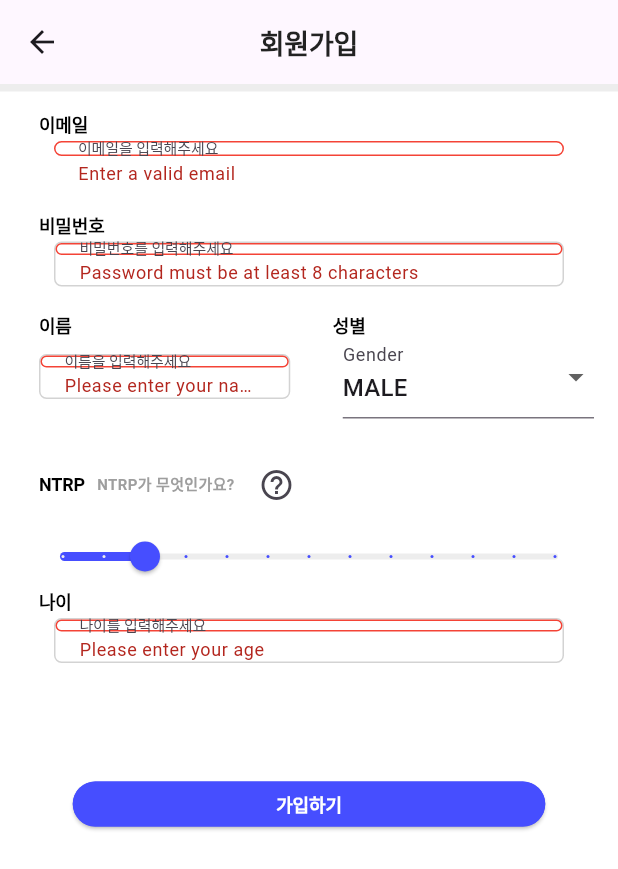
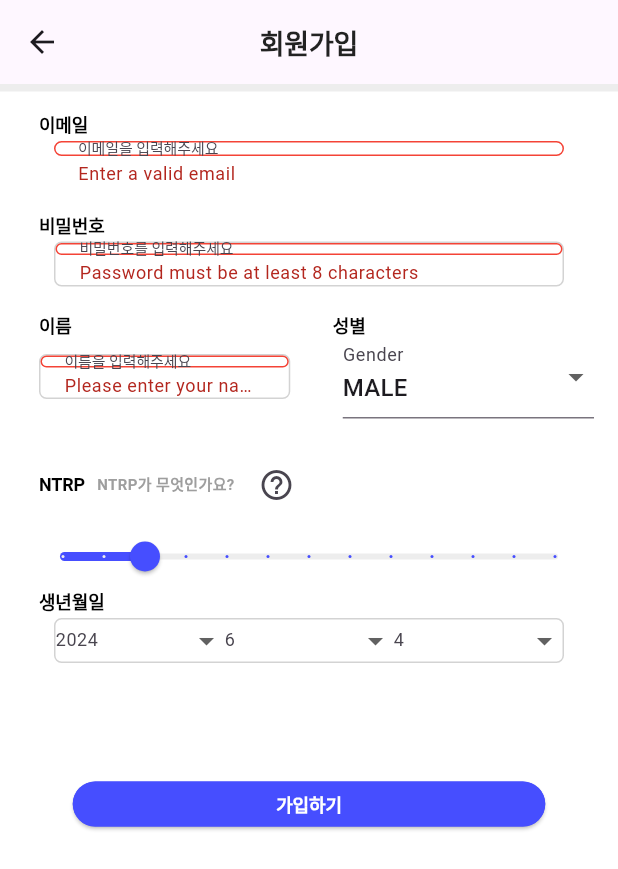
Before and after one commit to JolUpHoSoIn-sd24/tennisfunapp, a Flutter app: the SignUpScreen screen opened by its route, after a tap on "가입하기", on a phone screen of 412 x 824 dp. Shown: the top 869 px of the screen. Run offline on Flutter 3.47's test engine with Material 3 defaults, Android fonts, the phone set to English and light mode, and no system bars; our stand-ins replace flutter_card_swiper, flutter_svg, shared_preferences; accounts and stored records are empty; Roboto replaces fonts that are missing (Pretendard).

Commit message:
fix : user register age- > birthdate

```diff
--- a/lib/screens/signup/sign_up_screen.dart
+++ b/lib/screens/signup/sign_up_screen.dart
@@ -12,38 +12,44 @@ class _SignUpScreenState extends State<SignUpScreen> {
   String password = '';
   String name = '';
   double ntrp = 2.0; // Default NTRP value
-  int age = 20; // Default age
+  String birthDate = ''; // 생년월일 필드
   String gender = 'MALE'; // Default gender
 
   bool _isFocused = false;
   final AuthService _authService = AuthService();
 
+  int selectedYear = DateTime.now().year;
+  int selectedMonth = DateTime.now().month;
+  int selectedDay = DateTime.now().day;
+
+  List<int> years = List<int>.generate(100, (int index) => DateTime.now().year - index);
+  List<int> months = List<int>.generate(12, (int index) => index + 1);
+  List<int> days = List<int>.generate(31, (int index) => index + 1);
+
   void _submitForm() async {
     if (_formKey.currentState!.validate()) {
       _formKey.currentState!.save();
+      birthDate = '$selectedYear-${selectedMonth.toString().padLeft(2, '0')}-${selectedDay.toString().padLeft(2, '0')}';
       try {
         var response = await _authService.register(
           email: email,
           name: name,
           password: password,
           ntrp: ntrp,
-          age: age,
+          birthDate: birthDate,
           gender: gender,
         );
 
-        // Add a null check on response and isSuccess
         if (response != null && response['isSuccess'] == true) {
           print("SUCCESS");
           Navigator.pushNamed(context, '/signupSuccess');
         } else {
-          // Handle the case where isSuccess is not true or response is null
           String message = response?['message'] ?? 'Unknown error occurred';
           ScaffoldMessenger.of(context).showSnackBar(
             SnackBar(content: Text(message)),
           );
         }
       } catch (e) {
-        // Catch any other exceptions that might occur during the registration process
         ScaffoldMessenger.of(context).showSnackBar(
           SnackBar(content: Text('Failed to register: $e')),
         );
@@ -95,10 +101,10 @@ class _SignUpScreenState extends State<SignUpScreen> {
                   ),
                   const SizedBox(height: 20),
                   FormFieldLabel('NTRP'),
-                  NtrpSlider_singup(),
-                  FormFieldLabel('나이'),
+                  NtrpSlider_signup(),
+                  FormFieldLabel('생년월일'),
                   const SizedBox(height: 5),
-                  AgeFormField_signup(),
+                  BirthdateFormField_signup(), // 생년월일 입력 필드
                   const SizedBox(height: 70),
                   RegisterButton_signup(),
                 ],
@@ -208,7 +214,7 @@ class _SignUpScreenState extends State<SignUpScreen> {
     );
   }
 
-  Container AgeFormField_signup() {
+  Container BirthdateFormField_signup() {
     return Container(
       width: 340,
       height: 30,
@@ -218,50 +224,75 @@ class _SignUpScreenState extends State<SignUpScreen> {
           borderRadius: BorderRadius.circular(5),
         ),
       ),
-        child: TextFormField(
-          keyboardType: TextInputType.number,
-          style: TextStyle(
-            color: Color(0xFF919191),
-            fontSize: 10,
-            fontFamily: 'Pretendard',
-            fontWeight: FontWeight.w400,
-            height: 1.0,
-            letterSpacing: -0.08,
-          ),
-          textAlignVertical: TextAlignVertical(y: 1.0),
-          // 포커스를 받았을 때 상태 업데이트
-          onTap: () {
+      child: Row(
+        mainAxisAlignment: MainAxisAlignment.spaceBetween,
+        children: [
+          Expanded(
+            child: DropdownButtonFormField<int>(
+              value: selectedYear,
+              onChanged: (int? newValue) {
                 setState(() {
-              _isFocused = true;
+                  selectedYear = newValue!;
                 });
               },
-          // 포커스를 잃었을 때 상태 업데이트
-          onFieldSubmitted: (value) {
+              items: years.map<DropdownMenuItem<int>>((int value) {
+                return DropdownMenuItem<int>(
+                  value: value,
+                  child: Text(value.toString()),
+                );
+              }).toList(),
+              decoration: InputDecoration(
+                labelText: selectedYear.toString(),
+                border: InputBorder.none,
+              ),
+            ),
+          ),
+          Expanded(
+            child: DropdownButtonFormField<int>(
+              value: selectedMonth,
+              onChanged: (int? newValue) {
                 setState(() {
-              _isFocused = false;
+                  selectedMonth = newValue!;
                 });
               },
-
-          onSaved: (value) => age = int.parse(value!),
+              items: months.map<DropdownMenuItem<int>>((int value) {
+                return DropdownMenuItem<int>(
+                  value: value,
+                  child: Text(value.toString()),
+                );
+              }).toList(),
               decoration: InputDecoration(
-              hintText: '나이를 입력해주세요',
-              enabledBorder: OutlineInputBorder(
-                  borderRadius: BorderRadius.circular(5),
-                  borderSide: BorderSide(color: Colors.grey)),
-              focusedBorder: OutlineInputBorder(
-                  borderRadius: BorderRadius.circular(5),
-                  borderSide: BorderSide(color: Color(0xFF464EFF))),
-              errorBorder: OutlineInputBorder(
-                  borderRadius: BorderRadius.circular(5),
-                  borderSide: BorderSide(color: Colors.red)),
-              focusedErrorBorder: OutlineInputBorder(
-                  borderRadius: BorderRadius.circular(5),
-                  borderSide: BorderSide(color: Colors.red))),
-          validator: (value) => value!.isEmpty ? 'Please enter your age' : null,
-        ));
+                labelText: selectedMonth.toString(),
+                border: InputBorder.none,
+              ),
+            ),
+          ),
+          Expanded(
+            child: DropdownButtonFormField<int>(
+              value: selectedDay,
+              onChanged: (int? newValue) {
+                setState(() {
+                  selectedDay = newValue!;
+                });
+              },
+              items: days.map<DropdownMenuItem<int>>((int value) {
+                return DropdownMenuItem<int>(
+                  value: value,
+                  child: Text(value.toString()),
+                );
+              }).toList(),
+              decoration: InputDecoration(
+                labelText: selectedDay.toString(),
+                border: InputBorder.none,
+              ),
+            ),
+          ),
+        ],
+      ),
+    );
   }
 
-  Slider NtrpSlider_singup() {
+  Slider NtrpSlider_signup() {
     return Slider(
       activeColor: Color(0xFF464EFF),
       inactiveColor: Color(0xFFEDEDED),
@@ -310,7 +341,6 @@ class _SignUpScreenState extends State<SignUpScreen> {
               _isFocused = false;
             });
           },
-
           onSaved: (value) => name = value!,
           decoration: InputDecoration(
               hintText: '이름을 입력해주세요',
--- a/lib/services/auth_service.dart
+++ b/lib/services/auth_service.dart
@@ -11,7 +11,7 @@ class AuthService {
     required String name,
     required String password,
     required double ntrp,
-    required int age,
+    required String birthDate,
     required String gender,
   }) async {
     print(json.encode({
@@ -19,7 +19,7 @@ class AuthService {
       'name': name,
       'password': password,
       'ntrp': ntrp,
-      'age': age,
+      'birthDate': birthDate,
       'gender': gender,
     }));
     var url = Uri.parse('$_baseUrl/api/user/register');
@@ -31,7 +31,7 @@ class AuthService {
         'name': name,
         'password': password,
         'ntrp': ntrp,
-        'age': age,
+        'birthDate': birthDate,
         'gender': gender,
       }),
     );
```
Lines whose indentation alone changed are shown as unchanged.
